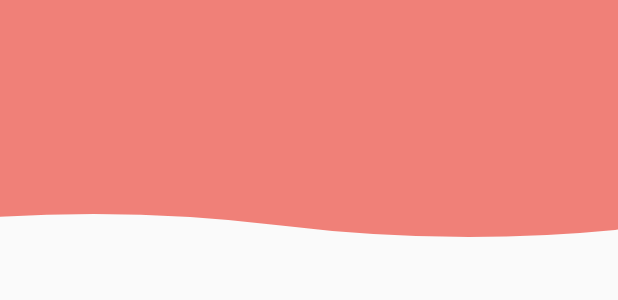
After one commit to ijays7/AndroidPractice, an Android app: the layout activity_wave_layout.xml on its own in the app's theme, with its tools: preview values and no code run, on a phone screen of 412 x 824 dp. The commit adds this screen. Shown: the top 300 px of the screen. Run offline under Robolectric (Android 15) with nearby library versions, the phone set to English and light mode, and no system bars.

Commit message:
Add wave Animation

```diff
--- a/app/src/main/AndroidManifest.xml
+++ b/app/src/main/AndroidManifest.xml
@@ -22,6 +22,9 @@
         <activity
             android:name=".activity.NestedActivity"
             android:theme="@style/AppTheme.NoActionBar.Immerse" />
+        <activity
+            android:name=".activity.WaveActivity"
+            android:theme="@style/AppTheme" />
     </application>
 
 </manifest>
--- /dev/null
+++ b/app/src/main/java/com/ijays/apolo/util/ViewUtils.java
@@ -0,0 +1,14 @@
+package com.ijays.apolo.util;
+
+import android.content.Context;
+
+/**
+ * Created by ijaysdev on 28/05/2017.
+ */
+
+public class ViewUtils {
+    public static int  dp2Px(Context context, int dpValue) {
+        float scale = context.getResources().getDisplayMetrics().density;
+        return (int) (dpValue * scale + 0.5f);
+    }
+}
--- /dev/null
+++ b/app/src/main/java/com/ijays/apolo/view/WaveView.java
@@ -0,0 +1,234 @@
+package com.ijays.apolo.view;
+
+import android.animation.ValueAnimator;
+import android.content.Context;
+import android.content.res.TypedArray;
+import android.graphics.Canvas;
+import android.graphics.LinearGradient;
+import android.graphics.Paint;
+import android.graphics.Path;
+import android.graphics.Shader;
+import android.os.Build;
+import android.support.annotation.Nullable;
+import android.support.v4.content.ContextCompat;
+import android.util.AttributeSet;
+import android.view.View;
+import android.view.animation.LinearInterpolator;
+
+import com.ijays.apolo.R;
+import com.ijays.apolo.util.ViewUtils;
+
+/**
+ * 波浪动画
+ * Created by ijaysdev on 28/05/2017.
+ */
+
+public class WaveView extends View {
+    private static final int SIN = 0;
+    private static final int COS = 1;
+    private static final int SIN_AND_COS = 2;
+    public static final int DEFAULT_WAVE_DURATION = 2000;
+    public static final int DEFAULT_WAVE_Amplitude = 15;
+    //默认的波浪宽度
+    public static final int DEFAULT_WAVE_LENGTH = 500;
+
+
+    private int mWidth, mHeight;
+
+    private int mWaveType;
+
+    private int mWaveAmplitude;//振幅
+
+    private int mOffset;
+    private int mCenterY;
+
+    private int mCycleCount;//屏幕宽度内显示多少个周期
+    private int mWaveLength;//一个周期波浪的长度
+
+    private int mWaveStartColor, mWaveEndColor;//波浪起始和结束的颜色
+
+    private int mWaveDuration;
+
+    private Path mWavePath;
+
+    private Paint mWavePaint;
+
+    private Shader mWaveShader;//渐变器
+
+    private ValueAnimator mWaveAnimator;
+
+
+    public WaveView(Context context) {
+        this(context, null);
+    }
+
+    public WaveView(Context context, @Nullable AttributeSet attrs) {
+        this(context, attrs, 0);
+    }
+
+    public WaveView(Context context, @Nullable AttributeSet attrs, int defStyleAttr) {
+        super(context, attrs, defStyleAttr);
+
+        init(context, attrs);
+    }
+
+    private void init(Context context, AttributeSet attrs) {
+        TypedArray ta = context.obtainStyledAttributes(attrs, R.styleable.WaveView);
+
+
+        mWaveAmplitude = ta.getDimensionPixelOffset(R.styleable.WaveView_waveAmplitude,
+                ViewUtils.dp2Px(getContext(), DEFAULT_WAVE_Amplitude));
+        mWaveLength = ta.getDimensionPixelOffset(R.styleable.WaveView_waveLength,
+                ViewUtils.dp2Px(getContext(), DEFAULT_WAVE_LENGTH));
+
+        mWaveType = ta.getInt(R.styleable.WaveView_waveType, SIN);
+        mWaveDuration = ta.getInt(R.styleable.WaveView_waveDuration, DEFAULT_WAVE_DURATION);
+
+        mWaveStartColor = ta.getColor(R.styleable.WaveView_waveStartColor,
+                ContextCompat.getColor(getContext(), R.color.wave_start));
+        mWaveEndColor = ta.getColor(R.styleable.WaveView_waveEndColor,
+                ContextCompat.getColor(getContext(), R.color.wave_end));
+        ta.recycle();
+
+        initPaint();
+        initAnimation();
+    }
+
+    private void initPaint() {
+        mWavePaint = new Paint(Paint.ANTI_ALIAS_FLAG);
+        mWavePaint.setStrokeWidth(1);
+        mWavePaint.setStyle(Paint.Style.FILL_AND_STROKE);
+
+        int[] colors = new int[2];
+        colors[0] = mWaveStartColor;
+        colors[1] = mWaveEndColor;
+
+        mWavePath = new Path();
+
+        mWaveShader = new LinearGradient(0, 0, getWidth(), 0, colors, null,
+                Shader.TileMode.CLAMP);
+
+    }
+
+    private void initAnimation() {
+        mWaveAnimator = ValueAnimator.ofInt(0, mWaveLength);
+        mWaveAnimator.setDuration(mWaveDuration);
+        mWaveAnimator.setInterpolator(new LinearInterpolator());
+        mWaveAnimator.setRepeatCount(ValueAnimator.INFINITE);
+
+        mWaveAnimator.addUpdateListener((ValueAnimator animation) -> {
+            mOffset = (int) animation.getAnimatedValue();
+            invalidate();
+
+        });
+
+        mWaveAnimator.start();
+    }
+
+
+    @Override
+    protected void onSizeChanged(int w, int h, int oldw, int oldh) {
+        super.onSizeChanged(w, h, oldw, oldh);
+
+        mWidth = w;
+        mHeight = h;
+
+        mCycleCount = (int) Math.round(mWidth / mWaveLength + 1.5);
+        mCenterY = mHeight * 3 / 4;
+    }
+
+    @Override
+    protected void onDraw(Canvas canvas) {
+        super.onDraw(canvas);
+
+        mWavePaint.setShader(mWaveShader);
+        switch (mWaveType) {
+            case SIN:
+                drawWaveSin(canvas);
+                break;
+            case COS:
+                drawWaveCos(canvas);
+                break;
+            case SIN_AND_COS:
+                drawSinAndCos(canvas);
+                break;
+            default:
+                break;
+        }
+    }
+
+    private void drawWaveSin(Canvas canvas) {
+        mWavePath.reset();
+        mWavePath.moveTo(-mWaveLength + mOffset, mCenterY);
+
+        for (int i = 0; i < mCycleCount; i++) {
+            mWavePath.quadTo((-mWaveLength * 3 / 4) + (i * mWaveLength) + mOffset,
+                    mCenterY - mWaveAmplitude,
+                    (-mWaveLength / 2) + (i * mWaveLength) + mOffset,
+                    mCenterY);
+
+            mWavePath.quadTo((-mWaveLength / 4) + (i * mWaveLength) + mOffset,
+                    mCenterY + mWaveAmplitude,
+                    i * mWaveLength + mOffset,
+                    mCenterY);
+        }
+
+        fillTop();
+        canvas.drawPath(mWavePath, mWavePaint);
+    }
+
+    private void drawWaveCos(Canvas canvas) {
+        mWavePath.reset();
+        mWavePath.moveTo(-mWaveLength + mOffset, mCenterY);
+
+        for (int i = 0; i < mCycleCount; i++) {
+            mWavePath.quadTo((-mWaveLength * 3 / 4) + (i * mWaveLength) + mOffset,
+                    mCenterY + mWaveAmplitude,
+                    (-mWaveLength / 2) + (i * mWaveLength) + mOffset,
+                    mCenterY);
+
+            mWavePath.quadTo((-mWaveLength / 4) + (i * mWaveLength) + mOffset,
+                    mCenterY - mWaveAmplitude,
+                    i * mWaveLength + mOffset,
+                    mCenterY);
+        }
+
+        fillTop();
+        canvas.drawPath(mWavePath, mWavePaint);
+    }
+
+    private void drawSinAndCos(Canvas canvas) {
+        drawWaveSin(canvas);
+        drawWaveCos(canvas);
+    }
+
+    private void fillTop() {
+        mWavePath.lineTo(mWidth, 0);
+        mWavePath.lineTo(0, 0);
+        mWavePath.close();
+
+    }
+
+    public void onPause() {
+        if (mWaveAnimator != null && mWaveAnimator.isRunning()
+                && Build.VERSION.SDK_INT >= Build.VERSION_CODES.KITKAT) {
+            mWaveAnimator.pause();
+        }
+    }
+
+    public void onResume() {
+        if (mWaveAnimator != null && mWaveAnimator.isRunning()
+                && Build.VERSION.SDK_INT >= Build.VERSION_CODES.KITKAT) {
+            mWaveAnimator.resume();
+        }
+    }
+
+
+    public void onStop() {
+        if (mWaveAnimator != null && mWaveAnimator.isRunning()) {
+            mWaveAnimator.cancel();
+            mWaveAnimator = null;
+        }
+    }
+
+}
--- /dev/null
+++ b/app/src/main/res/layout/activity_wave_layout.xml
@@ -0,0 +1,12 @@
+<?xml version="1.0" encoding="utf-8"?>
+<LinearLayout xmlns:android="http://schemas.android.com/apk/res/android"
+    android:layout_width="match_parent"
+    android:layout_height="match_parent"
+    android:orientation="vertical">
+
+    <com.ijays.apolo.view.WaveView
+        android:id="@+id/wave_view"
+        android:layout_width="match_parent"
+        android:layout_height="200dp" />
+
+</LinearLayout>
--- a/app/src/main/res/values/colors.xml
+++ b/app/src/main/res/values/colors.xml
@@ -8,4 +8,8 @@
     <color name="google_red">#ea4335</color>
     <color name="google_orange">#fbbc05</color>
     <color name="google_green">#34a853</color>
+
+
+    <color name="wave_start">#aaFF7E37</color>
+    <color name="wave_end">#aaEB4438</color>
 </resources>
```
Also changed, not shown: app/src/main/java/com/ijays/apolo/activity/MainActivity.java (+23 -1 lines), app/src/main/java/com/ijays/apolo/activity/NestedActivity.java (+20 -2 lines), app/src/main/java/com/ijays/apolo/activity/WaveActivity.java (added, +39 -0 lines), app/src/main/res/layout/activity_main.xml (+18 -5 lines), app/src/main/res/values/attr.xml (added, +17 -0 lines).
